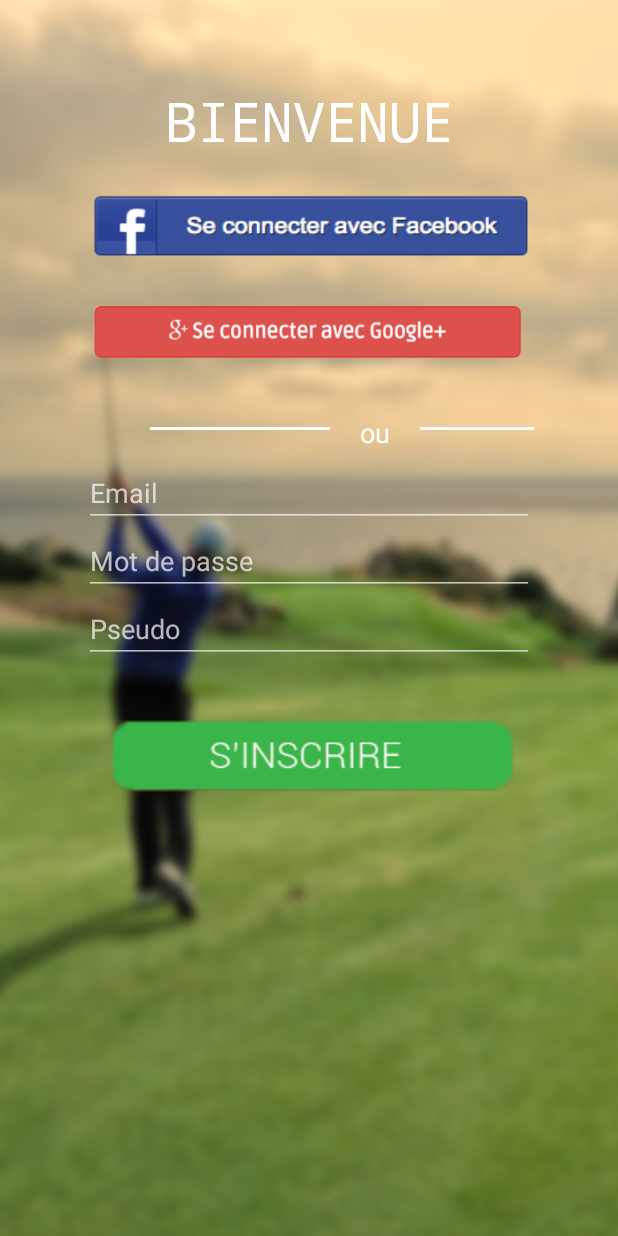
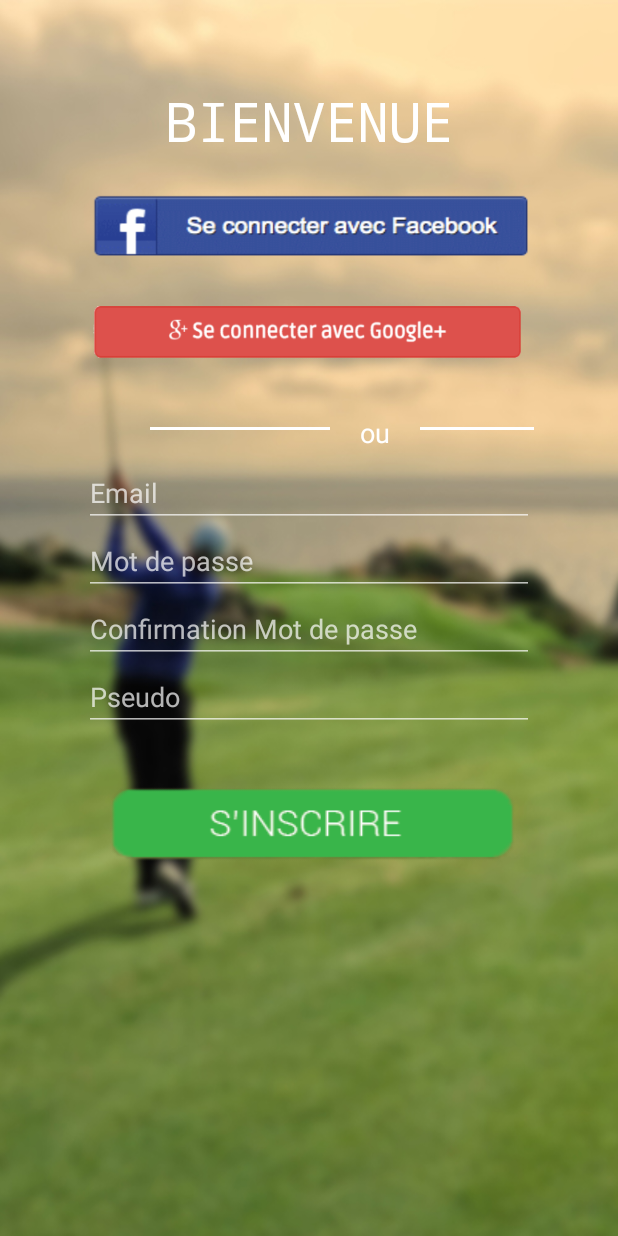
Before and after one commit to maxczd/application_GolfTracker, an Android app: the fragment SignUpFragment placed in its activity, on a phone screen of 412 x 824 dp. Run offline under Robolectric (Android 15) with nearby library versions, the phone set to English and light mode, and no system bars.

Commit message:
communication fragment / activity

```diff
--- a/PROJETGOLF/app/src/main/java/com/cazade/golf/projetgolf/IndexActivity.java
+++ b/PROJETGOLF/app/src/main/java/com/cazade/golf/projetgolf/IndexActivity.java
@@ -62,6 +62,11 @@ public class IndexActivity extends AppCompatActivity implements IndexFragment.On
     }
 
     @Override
+    public void signUpSubmit(String email, String pass1, String pseudo) {
+
+    }
+
+    @Override
     public void onLoginFragmentInteraction(Uri uri) {
 
     }
--- a/PROJETGOLF/app/src/main/java/layout/LoginFragment.java
+++ b/PROJETGOLF/app/src/main/java/layout/LoginFragment.java
@@ -1,9 +1,9 @@
 package layout;
 
+import android.app.Fragment;
 import android.content.Context;
 import android.net.Uri;
 import android.os.Bundle;
-import android.app.Fragment;
 import android.view.LayoutInflater;
 import android.view.View;
 import android.view.ViewGroup;
@@ -29,6 +29,8 @@ public class LoginFragment extends Fragment {
     private String mParam2;
 
     private OnFragmentInteractionListener mListener;
+
+
 
     public LoginFragment() {
         // Required empty public constructor
@@ -59,13 +61,17 @@ public class LoginFragment extends Fragment {
             mParam1 = getArguments().getString(ARG_PARAM1);
             mParam2 = getArguments().getString(ARG_PARAM2);
         }
+
+
     }
 
     @Override
     public View onCreateView(LayoutInflater inflater, ViewGroup container,
                              Bundle savedInstanceState) {
         // Inflate the layout for this fragment
-        return inflater.inflate(R.layout.fragment_login, container, false);
+        View v = inflater.inflate(R.layout.fragment_login, container, false);
+
+        return v;
     }
 
     // TODO: Rename method, update argument and hook method into UI event
--- a/PROJETGOLF/app/src/main/java/layout/SignUpFragment.java
+++ b/PROJETGOLF/app/src/main/java/layout/SignUpFragment.java
@@ -7,6 +7,8 @@ import android.app.Fragment;
 import android.view.LayoutInflater;
 import android.view.View;
 import android.view.ViewGroup;
+import android.widget.Button;
+import android.widget.EditText;
 
 import com.cazade.golf.projetgolf.R;
 
@@ -29,6 +31,9 @@ public class SignUpFragment extends Fragment {
     private String mParam2;
 
     private OnFragmentInteractionListener mListener;
+
+    EditText email, pass1, pass2, pseudo;
+    Button signup;
 
     public SignUpFragment() {
         // Required empty public constructor
@@ -65,7 +70,22 @@ public class SignUpFragment extends Fragment {
     public View onCreateView(LayoutInflater inflater, ViewGroup container,
                              Bundle savedInstanceState) {
         // Inflate the layout for this fragment
-        return inflater.inflate(R.layout.fragment_sign_up, container, false);
+        View v = inflater.inflate(R.layout.fragment_sign_up, container, false);
+        email =(EditText) v.findViewById(R.id.emailEt);
+        pass1 = (EditText) v.findViewById(R.id.passEt1);
+        pass2 = (EditText) v.findViewById(R.id.passEt2);
+        pseudo = (EditText) v.findViewById(R.id.pseudoEt);
+        signup =(Button) v.findViewById(R.id.signUpB);
+
+        signup.setOnClickListener(new View.OnClickListener() {
+            @Override
+            public void onClick(View v) {
+                if(pass1.getText().toString() == pass2.getText().toString())
+                mListener.signUpSubmit(email.getText().toString(), pass1.getText().toString(), pseudo.getText().toString());
+            }
+        });
+
+        return v;
     }
 
     // TODO: Rename method, update argument and hook method into UI event
@@ -105,5 +125,6 @@ public class SignUpFragment extends Fragment {
     public interface OnFragmentInteractionListener {
         // TODO: Update argument type and name
         void onSignUpFragmentInteraction(Uri uri);
+        void signUpSubmit(String email, String pass1, String pseudo);
     }
 }
--- a/PROJETGOLF/app/src/main/res/layout/fragment_sign_up.xml
+++ b/PROJETGOLF/app/src/main/res/layout/fragment_sign_up.xml
@@ -76,7 +76,7 @@
             android:layout_gravity="center"
             android:inputType="textEmailAddress"
             android:ems="10"
-            android:id="@+id/editText2"
+            android:id="@+id/emailEt"
             android:hint="Email"
             android:layout_marginTop="10dp"/>
 
@@ -86,8 +86,17 @@
             android:layout_gravity="center"
             android:inputType="textPassword"
             android:ems="10"
-            android:id="@+id/editText3"
+            android:id="@+id/passEt1"
             android:hint="Mot de passe" />
+
+        <EditText
+            android:layout_width="300dp"
+            android:layout_height="wrap_content"
+            android:layout_gravity="center"
+            android:inputType="textPassword"
+            android:ems="10"
+            android:id="@+id/passEt2"
+            android:hint="Confirmation Mot de passe" />
 
         <EditText
             android:layout_width="300dp"
@@ -95,16 +104,16 @@
             android:layout_gravity="center"
             android:inputType="textPersonName"
             android:ems="10"
-            android:id="@+id/editText4"
+            android:id="@+id/pseudoEt"
             android:hint="Pseudo" />
 
         <Button
             android:layout_width="300dp"
             android:layout_gravity="center"
             android:layout_height="wrap_content"
-            android:id="@+id/button"
+            android:id="@+id/signUpB"
             android:layout_marginTop="30dp"
-            android:background="@drawable/bg_button"/>
+            android:background="@drawable/bg_button" />
     </LinearLayout>
 
 </FrameLayout>
```
